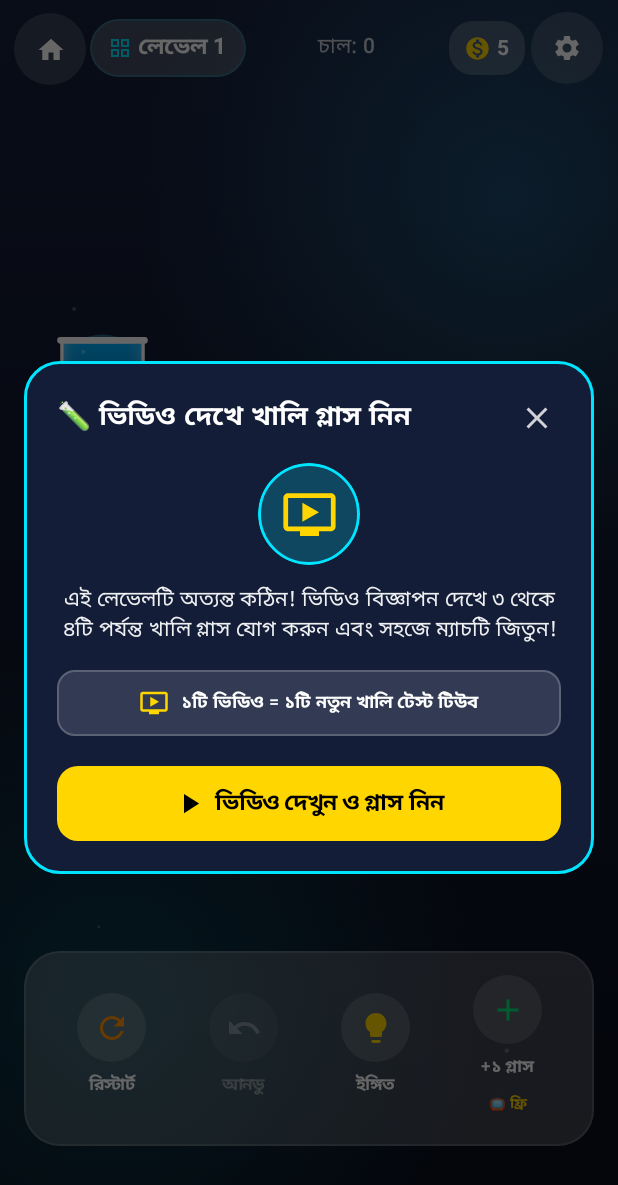
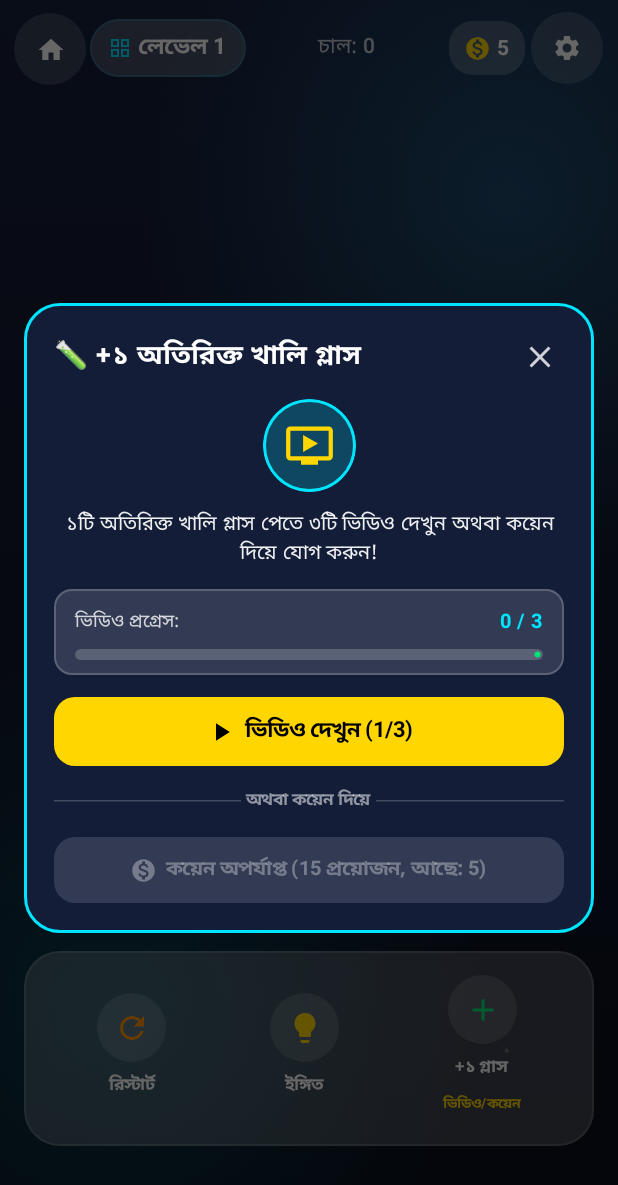
Before and after one commit to daimondtopup32-svg/Alif-Water-Sort-pro, an Android app built with Jetpack Compose: the composable WaterSortScreen shown on its own in the app's theme, after a tap on "+১ গ্লাস", on a phone screen of 412 x 824 dp. Shown: the top 1185 px of the screen. Run offline under Robolectric (Android 15) with nearby library versions, the light colour scheme and no system bars; our stand-ins replace AdMob; pictures from the network do not load; 1 statement that could not run was skipped; 2 other taps on this screen came first.

Commit message:
refactor: remove undo feature and add coin-based tube purchase
- Disable undo functionality as per updated requirements.
- Add support for purchasing extra tubes with coins.
- Update watch ad requirements for extra tubes to 3 ads.
- Update application ID to lowercase.

```diff
--- a/app/build.gradle.kts
+++ b/app/build.gradle.kts
@@ -13,7 +13,7 @@ android {
   compileSdk { version = release(36) { minorApiLevel = 1 } }
 
   defaultConfig {
-    applicationId = "Alif.WaterSortpro"
+    applicationId = "alif.WaterSortpro"
     minSdk = 24
     targetSdk = 36
     versionCode = 1
--- a/app/src/main/java/com/example/ui/components/WatchAdForTubeDialog.kt
+++ b/app/src/main/java/com/example/ui/components/WatchAdForTubeDialog.kt
@@ -18,11 +18,13 @@ import androidx.compose.foundation.shape.RoundedCornerShape
 import androidx.compose.material.icons.Icons
 import androidx.compose.material.icons.filled.CheckCircle
 import androidx.compose.material.icons.filled.Close
+import androidx.compose.material.icons.filled.MonetizationOn
 import androidx.compose.material.icons.filled.OndemandVideo
 import androidx.compose.material.icons.filled.PlayArrow
 import androidx.compose.material3.Button
 import androidx.compose.material3.ButtonDefaults
 import androidx.compose.material3.CircularProgressIndicator
+import androidx.compose.material3.HorizontalDivider
 import androidx.compose.material3.Icon
 import androidx.compose.material3.IconButton
 import androidx.compose.material3.LinearProgressIndicator
@@ -45,16 +47,20 @@ fun WatchAdForTubeDialog(
     show: Boolean,
     isBengali: Boolean,
     adsWatched: Int,
-    targetAds: Int = 1,
+    targetAds: Int = 3,
+    coins: Int,
+    coinCost: Int = 15,
     isAdLoading: Boolean,
     errorMessage: String? = null,
     onWatchAd: () -> Unit,
+    onBuyWithCoins: () -> Unit,
     onClaimTube: () -> Unit,
     onDismiss: () -> Unit
 ) {
     if (!show) return
 
     val isCompleted = adsWatched >= targetAds
+    val canAffordCoins = coins >= coinCost
 
     Dialog(onDismissRequest = onDismiss) {
         Surface(
@@ -69,7 +75,7 @@ fun WatchAdForTubeDialog(
             Column(
                 modifier = Modifier
                     .fillMaxWidth()
-                    .padding(22.dp),
+                    .padding(20.dp),
                 horizontalAlignment = Alignment.CenterHorizontally
             ) {
                 // Header with Close
@@ -79,7 +85,7 @@ fun WatchAdForTubeDialog(
                     verticalAlignment = Alignment.CenterVertically
                 ) {
                     Text(
-                        text = if (isBengali) "🧪 ভিডিও দেখে খালি গ্লাস নিন" else "🧪 Watch Ad for Free Glass",
+                        text = if (isBengali) "🧪 +১ অতিরিক্ত খালি গ্লাস" else "🧪 +1 Extra Empty Glass",
                         fontSize = 18.sp,
                         fontWeight = FontWeight.Bold,
                         color = Color.White
@@ -96,12 +102,12 @@ fun WatchAdForTubeDialog(
                     }
                 }
 
-                Spacer(modifier = Modifier.height(14.dp))
+                Spacer(modifier = Modifier.height(12.dp))
 
                 // Icon / Illustration
                 Box(
                     modifier = Modifier
-                        .size(68.dp)
+                        .size(62.dp)
                         .clip(CircleShape)
                         .background(if (isCompleted) Color(0x3500E676) else Color(0x3500E5FF))
                         .border(
@@ -115,60 +121,74 @@ fun WatchAdForTubeDialog(
                         imageVector = if (isCompleted) Icons.Default.CheckCircle else Icons.Default.OndemandVideo,
                         contentDescription = "Video Ad",
                         tint = if (isCompleted) Color(0xFF00E676) else Color(0xFFFFD600),
-                        modifier = Modifier.size(38.dp)
+                        modifier = Modifier.size(34.dp)
                     )
                 }
 
-                Spacer(modifier = Modifier.height(14.dp))
+                Spacer(modifier = Modifier.height(12.dp))
 
                 // Title & explanation
                 Text(
                     text = if (isCompleted) {
-                        if (isBengali) "🎉 দারুণ! বিজ্ঞাপন দেখা সম্পন্ন হয়েছে।"
-                        else "🎉 Awesome! Video ad completed."
+                        if (isBengali) "🎉 অভিনন্দন! ৩টি ভিডিও দেখা সম্পন্ন হয়েছে।"
+                        else "🎉 Awesome! 3 video ads completed."
                     } else {
-                        if (isBengali) "এই লেভেলটি অত্যন্ত কঠিন! ভিডিও বিজ্ঞাপন দেখে ৩ থেকে ৪টি পর্যন্ত খালি গ্লাস যোগ করুন এবং সহজে ম্যাচটি জিতুন!"
-                        else "This level is extremely challenging! Watch video ads to add 3 to 4 extra empty glasses and win easily!"
+                        if (isBengali) "১টি অতিরিক্ত খালি গ্লাস পেতে ৩টি ভিডিও দেখুন অথবা কয়েন দিয়ে যোগ করুন!"
+                        else "Watch 3 video ads to get 1 extra empty glass, or unlock with coins!"
                     },
-                    fontSize = 14.sp,
+                    fontSize = 13.5.sp,
                     textAlign = TextAlign.Center,
                     color = Color(0xEEFFFFFF),
-                    lineHeight = 20.sp
+                    lineHeight = 19.sp
                 )
 
-                Spacer(modifier = Modifier.height(16.dp))
+                Spacer(modifier = Modifier.height(14.dp))
 
-                // Status Banner
+                // Progress Bar: 3 video ads per glass
                 Surface(
                     shape = RoundedCornerShape(12.dp),
                     color = Color(0x22FFFFFF),
                     border = androidx.compose.foundation.BorderStroke(1.dp, Color(0x33FFFFFF)),
                     modifier = Modifier.fillMaxWidth()
                 ) {
-                    Row(
+                    Column(
                         modifier = Modifier.padding(horizontal = 14.dp, vertical = 10.dp),
-                        verticalAlignment = Alignment.CenterVertically,
-                        horizontalArrangement = Arrangement.Center
+                        horizontalAlignment = Alignment.CenterHorizontally
                     ) {
-                        Icon(
-                            imageVector = if (isCompleted) Icons.Default.CheckCircle else Icons.Default.OndemandVideo,
-                            contentDescription = null,
-                            tint = if (isCompleted) Color(0xFF00E676) else Color(0xFFFFD600),
-                            modifier = Modifier.size(20.dp)
-                        )
-                        Spacer(modifier = Modifier.width(8.dp))
-                        Text(
-                            text = if (isBengali) "১টি ভিডিও = ১টি নতুন খালি টেস্ট টিউব" else "1 Video Ad = 1 New Empty Tube",
-                            color = Color.White,
-                            fontSize = 12.sp,
-                            fontWeight = FontWeight.SemiBold
+                        Row(
+                            modifier = Modifier.fillMaxWidth(),
+                            horizontalArrangement = Arrangement.SpaceBetween,
+                            verticalAlignment = Alignment.CenterVertically
+                        ) {
+                            Text(
+                                text = if (isBengali) "ভিডিও প্রগ্রেস:" else "Ad Progress:",
+                                color = Color(0xCCFFFFFF),
+                                fontSize = 12.sp,
+                                fontWeight = FontWeight.Medium
+                            )
+                            Text(
+                                text = "$adsWatched / $targetAds",
+                                color = Color(0xFF00E5FF),
+                                fontSize = 13.sp,
+                                fontWeight = FontWeight.Bold
+                            )
+                        }
+                        Spacer(modifier = Modifier.height(6.dp))
+                        LinearProgressIndicator(
+                            progress = (adsWatched.toFloat() / targetAds.toFloat()).coerceIn(0f, 1f),
+                            modifier = Modifier
+                                .fillMaxWidth()
+                                .height(7.dp)
+                                .clip(RoundedCornerShape(4.dp)),
+                            color = Color(0xFF00E676),
+                            trackColor = Color(0x33FFFFFF)
                         )
                     }
                 }
 
                 // Error Message if any
                 if (errorMessage != null) {
-                    Spacer(modifier = Modifier.height(8.dp))
+                    Spacer(modifier = Modifier.height(6.dp))
                     Text(
                         text = errorMessage,
                         fontSize = 11.sp,
@@ -177,26 +197,24 @@ fun WatchAdForTubeDialog(
                     )
                 }
 
-                Spacer(modifier = Modifier.height(20.dp))
+                Spacer(modifier = Modifier.height(14.dp))
 
-                // Action Button
+                // Video Action Button
                 if (isCompleted) {
                     Button(
                         onClick = onClaimTube,
                         modifier = Modifier
                             .fillMaxWidth()
-                            .height(50.dp)
+                            .height(46.dp)
                             .testTag("claim_free_tube_button"),
                         shape = RoundedCornerShape(14.dp),
-                        colors = ButtonDefaults.buttonColors(
-                            containerColor = Color(0xFF00E676)
-                        )
+                        colors = ButtonDefaults.buttonColors(containerColor = Color(0xFF00E676))
                     ) {
                         Text(
-                            text = if (isBengali) "🎉 অতিরিক্ত গ্লাস যোগ করুন" else "🎉 Add Extra Tube Now",
+                            text = if (isBengali) "🎉 ১টি খালি গ্লাস নিন" else "🎉 Claim 1 Empty Tube",
                             color = Color(0xFF062A14),
                             fontWeight = FontWeight.Bold,
-                            fontSize = 16.sp
+                            fontSize = 15.sp
                         )
                     }
                 } else {
@@ -205,42 +223,92 @@ fun WatchAdForTubeDialog(
                         enabled = !isAdLoading,
                         modifier = Modifier
                             .fillMaxWidth()
-                            .height(50.dp)
+                            .height(46.dp)
                             .testTag("watch_ad_action_button"),
                         shape = RoundedCornerShape(14.dp),
-                        colors = ButtonDefaults.buttonColors(
-                            containerColor = Color(0xFFFFD600)
-                        )
+                        colors = ButtonDefaults.buttonColors(containerColor = Color(0xFFFFD600))
                     ) {
                         if (isAdLoading) {
                             CircularProgressIndicator(
-                                modifier = Modifier.size(22.dp),
+                                modifier = Modifier.size(20.dp),
                                 color = Color.Black,
-                                strokeWidth = 2.5.dp
+                                strokeWidth = 2.dp
                             )
                             Spacer(modifier = Modifier.width(8.dp))
                             Text(
                                 text = if (isBengali) "বিজ্ঞাপন লোড হচ্ছে..." else "Loading Video Ad...",
                                 color = Color.Black,
                                 fontWeight = FontWeight.Bold,
-                                fontSize = 14.sp
+                                fontSize = 13.5.sp
                             )
                         } else {
                             Icon(
                                 imageVector = Icons.Default.PlayArrow,
                                 contentDescription = null,
                                 tint = Color.Black,
-                                modifier = Modifier.size(22.dp)
+                                modifier = Modifier.size(20.dp)
                             )
                             Spacer(modifier = Modifier.width(6.dp))
                             Text(
-                                text = if (isBengali) "ভিডিও দেখুন ও গ্লাস নিন" else "Watch Video & Get Glass",
+                                text = if (isBengali) "ভিডিও দেখুন (${adsWatched + 1}/$targetAds)" else "Watch Video (${adsWatched + 1}/$targetAds)",
                                 color = Color.Black,
                                 fontWeight = FontWeight.Bold,
-                                fontSize = 15.sp
+                                fontSize = 14.5.sp
                             )
                         }
                     }
+                }
+
+                Spacer(modifier = Modifier.height(12.dp))
+
+                // Divider: "অথবা কয়েন দিয়ে নিন"
+                Row(
+                    modifier = Modifier.fillMaxWidth(),
+                    verticalAlignment = Alignment.CenterVertically
+                ) {
+                    HorizontalDivider(modifier = Modifier.weight(1f), color = Color(0x33FFFFFF))
+                    Text(
+                        text = if (isBengali) " অথবা কয়েন দিয়ে " else " OR WITH COINS ",
+                        color = Color(0x88FFFFFF),
+                        fontSize = 11.sp,
+                        fontWeight = FontWeight.SemiBold
+                    )
+                    HorizontalDivider(modifier = Modifier.weight(1f), color = Color(0x33FFFFFF))
+                }
+
+                Spacer(modifier = Modifier.height(12.dp))
+
+                // Option B: Buy with coins
+                Button(
+                    onClick = onBuyWithCoins,
+                    enabled = canAffordCoins,
+                    modifier = Modifier
+                        .fillMaxWidth()
+                        .height(44.dp)
+                        .testTag("buy_tube_with_coins_button"),
+                    shape = RoundedCornerShape(14.dp),
+                    colors = ButtonDefaults.buttonColors(
+                        containerColor = Color(0xFF00E5FF),
+                        disabledContainerColor = Color(0x22FFFFFF)
+                    )
+                ) {
+                    Icon(
+                        imageVector = Icons.Default.MonetizationOn,
+                        contentDescription = null,
+                        tint = if (canAffordCoins) Color(0xFF00373F) else Color(0x55FFFFFF),
+                        modifier = Modifier.size(18.dp)
+                    )
+                    Spacer(modifier = Modifier.width(6.dp))
+                    Text(
+                        text = if (canAffordCoins) {
+                            if (isBengali) "$coinCost কয়েন দিয়ে ১টি গ্লাস নিন (আছে: $coins)" else "Buy 1 Glass for $coinCost Coins (Have: $coins)"
+                        } else {
+                            if (isBengali) "কয়েন অপর্যাপ্ত ($coinCost প্রয়োজন, আছে: $coins)" else "Need $coinCost Coins (Have: $coins)"
+                        },
+                        color = if (canAffordCoins) Color(0xFF00373F) else Color(0x55FFFFFF),
+                        fontWeight = FontWeight.Bold,
+                        fontSize = 13.sp
+                    )
                 }
             }
         }
--- a/app/src/main/java/com/example/ui/screens/WaterSortScreen.kt
+++ b/app/src/main/java/com/example/ui/screens/WaterSortScreen.kt
@@ -200,11 +200,9 @@ fun WaterSortScreen(
 
             // 4. Bottom Controls Bar
             BottomActionBar(
-                canUndo = state.canUndo,
                 coins = state.coins,
                 extraTubesCount = state.extraTubesCount,
                 isBengali = state.isBengali,
-                onUndo = { viewModel.undo() },
                 onRestart = { viewModel.restartLevel() },
                 onHint = { viewModel.requestHint() },
                 onAddTube = { viewModel.addExtraTube() },
@@ -314,15 +312,18 @@ fun WaterSortScreen(
             onDismiss = { showThemeSettings = false }
         )
 
-        // Rewarded Ads Dialog for +1 Extra Tube (1 Video Ad = Instant Tube)
+        // Rewarded Ads & Coins Dialog for +1 Extra Tube (3 Videos or 15 Coins)
         WatchAdForTubeDialog(
             show = state.showWatchAdDialog,
             isBengali = state.isBengali,
             adsWatched = state.adsWatchedForTube,
-            targetAds = 1,
+            targetAds = 3,
+            coins = state.coins,
+            coinCost = 15,
             isAdLoading = state.isAdLoading,
             errorMessage = state.adErrorMessage,
             onWatchAd = { viewModel.watchAdForTube(activity) },
+            onBuyWithCoins = { viewModel.buyExtraTubeWithCoins(15) },
             onClaimTube = { viewModel.grantExtraTube() },
             onDismiss = { viewModel.dismissWatchAdDialog() }
         )
@@ -563,9 +564,10 @@ private fun TubesGameBoard(
     modifier: Modifier = Modifier
 ) {
     val total = tubes.size
+    // Enforce strictly maximum 4 glasses per line/row as requested: "গ্লাস এক লাইনে চারটার বেশি হবে না"
     val rows = when {
-        total <= 5 -> listOf(tubes.indices.toList())
-        total <= 10 -> {
+        total <= 4 -> listOf(tubes.indices.toList())
+        total in 5..8 -> {
             val topCount = (total + 1) / 2
             listOf(
                 (0 until topCount).toList(),
@@ -573,12 +575,7 @@ private fun TubesGameBoard(
             )
         }
         else -> {
-            // Adaptive 3 rows for 11+ tubes
-            val perRow = (total + 2) / 3
-            val r1 = (0 until perRow.coerceAtMost(total)).toList()
-            val r2 = (perRow until (perRow * 2).coerceAtMost(total)).toList()
-            val r3 = ((perRow * 2) until total).toList()
-            listOf(r1, r2, r3).filter { it.isNotEmpty() }
+            tubes.indices.chunked(4)
         }
     }
 
@@ -730,11 +727,9 @@ private fun TubesGameBoard(
 
 @Composable
 private fun BottomActionBar(
-    canUndo: Boolean,
     coins: Int,
     extraTubesCount: Int,
     isBengali: Boolean,
-    onUndo: () -> Unit,
     onRestart: () -> Unit,
     onHint: () -> Unit,
     onAddTube: () -> Unit,
@@ -764,18 +759,7 @@ private fun BottomActionBar(
                 onClick = onRestart
             )
 
-            // 2. Undo Button
-            ActionButtonItem(
-                icon = Icons.AutoMirrored.Filled.Undo,
-                label = if (isBengali) "আনডু" else "Undo",
-                enabled = canUndo,
-                badge = null,
-                iconTint = if (canUndo) Color(0xFF00E5FF) else Color(0x55FFFFFF),
-                testTag = "undo_button",
-                onClick = onUndo
-            )
-
-            // 3. Hint Button (Smart Solver)
+            // 2. Hint Button (Smart Solver)
             ActionButtonItem(
                 icon = Icons.Default.Lightbulb,
                 label = if (isBengali) "ইঙ্গিত" else "Hint",
@@ -786,13 +770,13 @@ private fun BottomActionBar(
                 onClick = onHint
             )
 
-            // 4. Add Extra Tube (+1 Bottle Booster via Video Ad)
+            // 3. Add Extra Tube (+1 Bottle Booster via 3 Video Ads or Coins)
             val canAddMore = extraTubesCount < 5
             ActionButtonItem(
                 icon = Icons.Default.Add,
                 label = if (isBengali) "+১ গ্লাস" else "+1 Glass",
                 enabled = canAddMore,
-                badge = if (canAddMore) "📺 ফ্রি" else "পূর্ণ",
+                badge = if (canAddMore) "ভিডিও/কয়েন" else "পূর্ণ",
                 iconTint = if (canAddMore) Color(0xFF00E676) else Color(0x55FFFFFF),
                 testTag = "add_tube_button",
                 onClick = onAddTube
```
Also changed, not shown: app/src/main/java/com/example/data/firebase/RealtimeDatabaseManager.kt (+100 -16 lines), app/src/main/java/com/example/viewmodel/GameViewModel.kt (+18 -23 lines), 3 other files.
